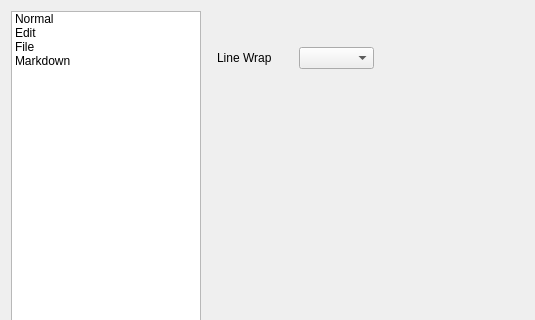
Old version of the form src/settings/settingsdialog.ui in the repository upupwrite/Remini; both pictures show x 0 to 535 and y 0 to 320 of the 743 by 504 pixel window.
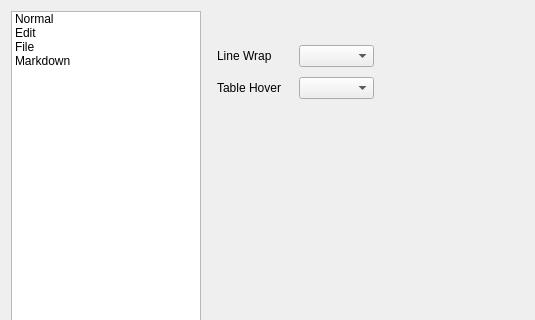
New version of the form. The open tabs and pages were chosen to show the change.

Commit message: feat: theme-driven Markdown palette, refreshed light/dark QSS, hover setting

```diff
--- a/src/settings/settingsdialog.ui
+++ b/src/settings/settingsdialog.ui
@@ -242,7 +242,7 @@
          <x>10</x>
          <y>30</y>
          <width>157</width>
-         <height>34</height>
+         <height>62</height>
         </rect>
        </property>
        <layout class="QGridLayout" name="gridLayout_5">
@@ -256,6 +256,16 @@
         <item row="0" column="1">
          <widget class="QComboBox" name="cmb_lineWrap"/>
         </item>
+        <item row="1" column="0">
+         <widget class="QLabel" name="lbl_tableHover">
+          <property name="text">
+           <string>Table Hover</string>
+          </property>
+         </widget>
+        </item>
+        <item row="1" column="1">
+         <widget class="QComboBox" name="cmb_tableHover"/>
+        </item>
        </layout>
       </widget>
      </widget>
```
The commit also changes 13 other files.
